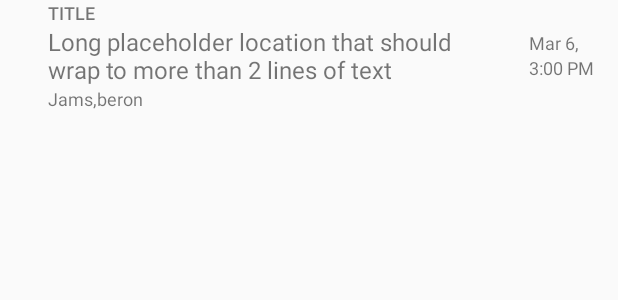
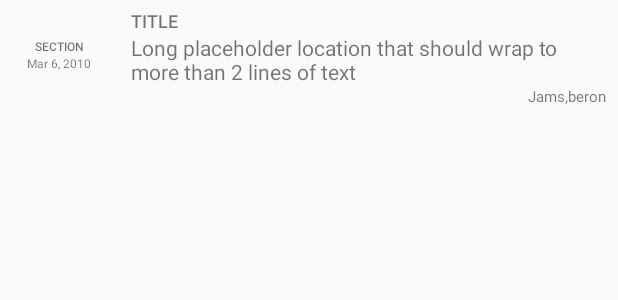
Before and after one commit to nfaycel/Udacity_News_App, an Android app: the layout list_item.xml on its own in the app's theme, with its tools: preview values and no code run, on a phone screen of 412 x 824 dp. Shown: the top 300 px of the screen. Run offline under Robolectric (Android 15) with nearby library versions, the phone set to English and light mode, and no system bars.

Commit message:
fix app list-item layout structure

```diff
--- a/app/src/main/java/f/nouar/newsapp/AdapterNews.java
+++ b/app/src/main/java/f/nouar/newsapp/AdapterNews.java
@@ -38,7 +38,12 @@ public class AdapterNews extends ArrayAdapter<News> {
         article_title.setText((currentNews.getmTitle()));
 
         TextView article_text = (TextView) convertView.findViewById(R.id.article_text);
-        article_title.setText((currentNews.getmText()));
+        article_text.setText((currentNews.getmText()));
+
+        TextView article_section = (TextView) convertView.findViewById(R.id.article_section);
+        article_section.setText((currentNews.getmSection()));
+
+
 
 
 
--- a/app/src/main/java/f/nouar/newsapp/MainActivity.java
+++ b/app/src/main/java/f/nouar/newsapp/MainActivity.java
@@ -15,7 +15,7 @@ import java.util.List;
 
 public class MainActivity extends AppCompatActivity {
 
-    public static final String GUARDIAN_API_URL = "https://content.guardianapis.com/search?q=debate&tag=politics/politics&from-date=2014-01-01&api-key=6140f015-b070-4b9c-b1bf-160b8694dd7f";
+    public static final String GUARDIAN_API_URL = "https://content.guardianapis.com/search?api-key=6140f015-b070-4b9c-b1bf-160b8694dd7f";
     private ListView listView;
     private AdapterNews adapter;
     private LoaderManager.LoaderCallbacks<List<News>> mCallbacks;
--- a/app/src/main/java/f/nouar/newsapp/News.java
+++ b/app/src/main/java/f/nouar/newsapp/News.java
@@ -5,7 +5,7 @@ class News {
     public String mSection;
     private String mTitle;
     private String mText;
-    private String mAuthor;
+    private String mAuthors;
 
     private String mUrl;
 
@@ -14,7 +14,7 @@ class News {
         this.mTitle = mTitle;
         this.mText = mText;
         this.mSection = mSection;
-        this.mAuthor = mAuthor;
+        this.mAuthors = mAuthor;
 
         this.mUrl = mUrl;
     }
@@ -43,12 +43,12 @@ class News {
         this.mSection = mSection;
     }
 
-    public String getmAuthor() {
-        return mAuthor;
+    public String getmAuthors() {
+        return mAuthors;
     }
 
-    public void setmAuthor(String mAuthor) {
-        this.mAuthor = mAuthor;
+    public void setmAuthors(String mAuthors) {
+        this.mAuthors = mAuthors;
     }
 
 
--- a/app/src/main/res/layout/list_item.xml
+++ b/app/src/main/res/layout/list_item.xml
@@ -2,12 +2,39 @@
     xmlns:tools="http://schemas.android.com/tools"
     android:layout_width="match_parent"
     android:layout_height="wrap_content"
-    android:orientation="horizontal"
-    android:paddingEnd="16dp"
-    android:paddingLeft="16dp"
-    android:paddingRight="16dp"
-    android:paddingStart="16dp">
-
+    android:orientation="vertical"
+    android:paddingTop="5dp"
+    android:paddingBottom="5dp"
+    android:paddingEnd="8dp"
+    android:paddingLeft="8dp"
+    android:paddingRight="8dp"
+    android:paddingStart="8dp">
+    <LinearLayout
+    android:layout_width="match_parent"
+    android:layout_height="wrap_content"
+    android:orientation="horizontal">
+    <RelativeLayout
+        android:layout_width="0dp"
+        android:layout_weight="1"
+        android:layout_height="match_parent">
+    <TextView
+        android:id="@+id/article_section"
+        android:layout_width="wrap_content"
+        android:layout_height="wrap_content"
+        android:layout_centerInParent="true"
+        android:fontFamily="sans-serif-medium"
+        android:textAllCaps="true"
+        android:textSize="8sp"
+        tools:text="Section" />
+    <TextView
+        android:id="@+id/date"
+        android:layout_width="wrap_content"
+        android:layout_height="wrap_content"
+        android:layout_below="@id/article_section"
+        android:textSize="8sp"
+        android:layout_centerHorizontal="true"
+        android:text="Mar 6, 2010" />
+    </RelativeLayout>
 
     <LinearLayout
         android:layout_width="0dp"
@@ -15,7 +42,7 @@
         android:layout_gravity="center_vertical"
         android:layout_marginLeft="16dp"
         android:layout_marginStart="16dp"
-        android:layout_weight="1"
+        android:layout_weight="5"
         android:orientation="vertical">
 
         <TextView
@@ -31,45 +58,22 @@
 
         <TextView
             android:id="@+id/article_text"
-            android:layout_width="wrap_content"
+            android:layout_width="match_parent"
             android:layout_height="wrap_content"
             android:ellipsize="end"
             android:maxLines="2"
-            android:textSize="16sp"
+            android:textSize="14sp"
             tools:text="Long placeholder location that should wrap to more than 2 lines of text" />
-        <TextView
-            android:id="@+id/author"
-            android:layout_width="match_parent"
-            android:layout_height="wrap_content"
-            android:layout_gravity="end"
-            android:textSize="12sp"
-            tools:text="Jams,beron" />
 
     </LinearLayout>
-
-    <LinearLayout
-        android:layout_width="wrap_content"
-        android:layout_height="wrap_content"
-        android:layout_gravity="center_vertical"
-        android:layout_marginLeft="16dp"
-        android:layout_marginStart="16dp"
-        android:orientation="vertical">
-
-        <TextView
-            android:id="@+id/date"
-            android:layout_width="match_parent"
-            android:layout_height="wrap_content"
-            android:layout_gravity="end"
-            android:textSize="12sp"
-            tools:text="Mar 6, 2010" />
-
-        <TextView
-            android:id="@+id/time"
+</LinearLayout>
+    <TextView
+            android:id="@+id/author"
             android:layout_width="wrap_content"
             android:layout_height="wrap_content"
             android:layout_gravity="end"
-            android:textSize="12sp"
-            tools:text="3:00 PM" />
+        android:layout_marginLeft="8dp"
+            android:textSize="10sp"
+            android:text="Jams,beron" />
 
-    </LinearLayout>
 </LinearLayout>
```
